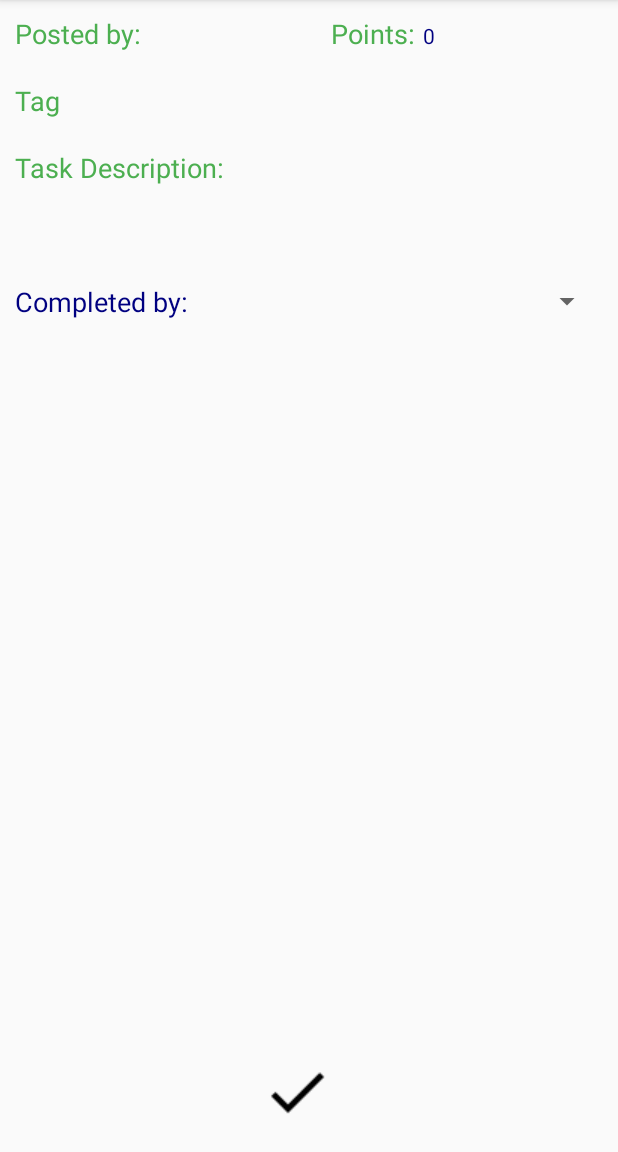
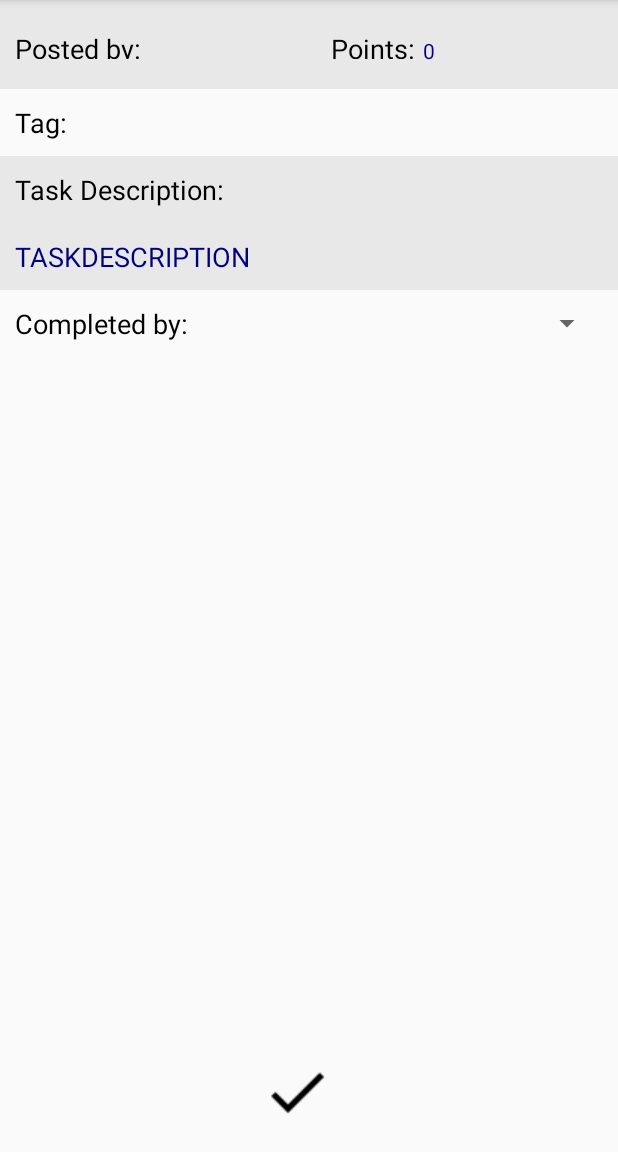
Before and after one commit to myoutspace/Project, an Android app: the CompleteTask screen opened directly, with no data from a screen before it, on a phone screen of 412 x 824 dp, the part 84-1236 px from its top. Run offline under Robolectric (Android 15) with nearby library versions, the phone set to English and light mode, and no system bars; 1 statement that could not run was skipped.

Commit message:
UI changes

```diff
--- a/TaskManager/app/src/main/res/layout/activity_complete_task.xml
+++ b/TaskManager/app/src/main/res/layout/activity_complete_task.xml
@@ -14,7 +14,10 @@
             <LinearLayout
                 android:layout_width="match_parent"
                 android:layout_height="wrap_content"
-                android:orientation="horizontal">
+                android:background="#E8E8E8"
+                android:orientation="horizontal"
+                android:paddingBottom="10sp"
+                android:paddingTop="10sp">
 
                 <LinearLayout
                     android:layout_width="wrap_content"
@@ -31,7 +34,7 @@
                         android:layout_marginRight="5sp"
                         android:layout_marginTop="10sp"
                         android:text="@string/task_user_post"
-                        android:textColor="#4CAF50"
+                        android:textColor="@android:color/black"
                         android:textSize="18sp" />
 
                     <TextView
@@ -48,7 +51,7 @@
 
                 <LinearLayout
                     android:layout_width="wrap_content"
-                    android:layout_height="match_parent"
+                    android:layout_height="wrap_content"
                     android:layout_weight="1"
                     android:orientation="horizontal">
 
@@ -60,7 +63,7 @@
                         android:layout_marginRight="5sp"
                         android:layout_marginTop="10sp"
                         android:text="@string/task_point_amount"
-                        android:textColor="#4CAF50"
+                        android:textColor="@android:color/black"
                         android:textSize="18sp" />
 
                     <TextView
@@ -91,7 +94,7 @@
                     android:layout_marginRight="5sp"
                     android:layout_marginTop="10sp"
                     android:text="@string/text_box_hint_tag"
-                    android:textColor="#4CAF50"
+                    android:textColor="@android:color/black"
                     android:textSize="18sp" />
 
                 <TextView
@@ -106,24 +109,32 @@
 
             </LinearLayout>
 
+            <LinearLayout
+                android:layout_width="match_parent"
+                android:layout_height="match_parent"
+                android:background="#E8E8E8"
+                android:orientation="vertical">
+
                 <TextView
-                android:id="@+id/staticTaskDescription"
+                    android:id="@+id/staticTaskDescription2"
                     android:layout_width="match_parent"
                     android:layout_height="wrap_content"
                     android:layout_margin="10sp"
                     android:layout_weight="1"
                     android:text="@string/task_description"
-                android:textColor="#4CAF50"
+                    android:textColor="@android:color/black"
                     android:textSize="18sp" />
 
                 <TextView
-                android:id="@+id/taskDescription"
+                    android:id="@+id/taskDescription2"
                     android:layout_width="match_parent"
                     android:layout_height="wrap_content"
                     android:layout_margin="10sp"
+                    android:layout_weight="1"
                     android:text="TASKDESCRIPTION"
                     android:textColor="#000080"
                     android:textSize="18sp" />
+            </LinearLayout>
 
             <LinearLayout
                 android:layout_width="match_parent"
@@ -139,7 +150,7 @@
                     android:layout_height="wrap_content"
                     android:layout_weight="1"
                     android:text="Completed by:"
-                    android:textColor="#000080"
+                    android:textColor="@android:color/black"
                     android:textSize="18sp" />
 
                 <Spinner
--- a/TaskManager/app/src/main/res/values/colors.xml
+++ b/TaskManager/app/src/main/res/values/colors.xml
@@ -3,4 +3,6 @@
     <color name="colorPrimary">#3F51B5</color>
     <color name="colorPrimaryDark">#303F9F</color>
     <color name="colorAccent">#FF4081</color>
+    <color name="colorLightGray">#E8E8E8</color>
+    <color name="colorNavyBlue">#000080</color>
 </resources>
--- a/TaskManager/app/src/main/res/values/strings.xml
+++ b/TaskManager/app/src/main/res/values/strings.xml
@@ -1,5 +1,5 @@
 <resources>
-    <string name="text_box_hint_tag">Tag</string>
+    <string name="text_box_hint_tag">Tag:</string>
     <string name="text_box_hint_description">Description</string>
     <string name="text_box_hint_amount">Amount</string>
     <string name="app_name">Task Manager</string>
@@ -29,7 +29,7 @@
     <string name="edit_user">Edit user</string>
     <string name="delete_user">Close navigation drawer</string>
     <string name="action_settings">Settings</string>
-    <string name="choose_a_group">Select group</string>
+    <string name="choose_a_group">Group selection</string>
     <string name="task_user_post">Posted by: </string>
     <string name="task_tag">Tag: </string>
     <string name="task_point_amount">Points: </string>
```
Also changed, not shown: TaskManager/app/src/main/java/main/taskmanager/javaActions/GroupSelectionAdapter.java (+5 -2 lines), TaskManager/app/src/main/res/layout/activity_group_selection.xml (+15 -6 lines), TaskManager/app/src/main/res/layout/activity_home_page.xml (+5 -5 lines), TaskManager/app/src/main/res/layout/group_list_item.xml (+4 -3 lines), TaskManager/app/src/main/res/layout/task_list_item.xml (+10 -6 lines). Lines whose indentation alone changed are shown as unchanged.
